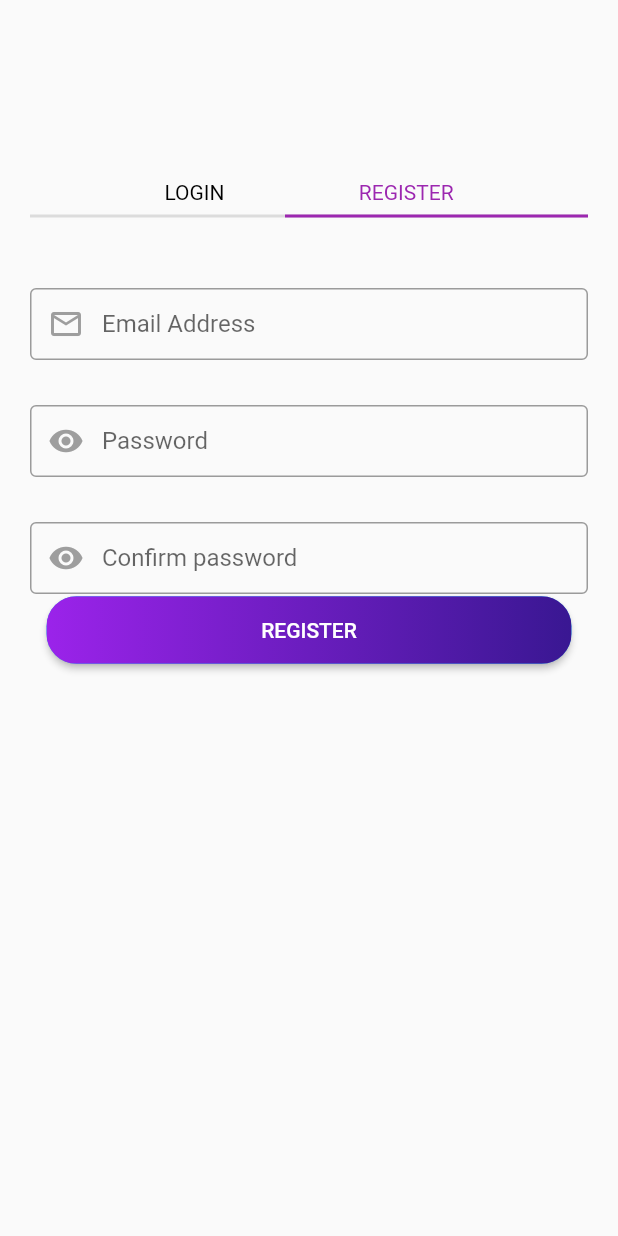
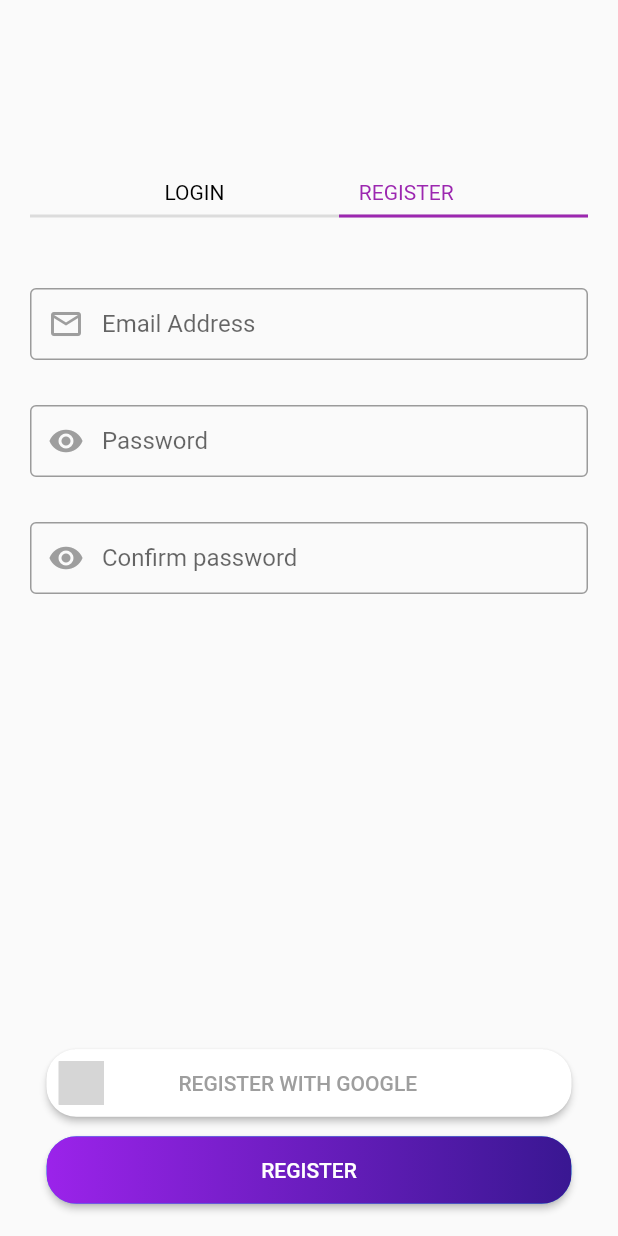
Before and after one commit to Giacomopanattoni/subscription-manager, a Flutter app: the LoginScreen screen opened by its route, after a tap on "REGISTER", on a phone screen of 412 x 824 dp. Run offline on Flutter 3.47's test engine with Material 2 defaults, Android fonts, the phone set to English and light mode, and no system bars; our stand-ins replace firebase_auth, firebase_core, flutter_svg, google_sign_in, shared_preferences; accounts and stored records are empty; grey boxes are pictures that could not be loaded.

Commit message:
Added elevatedButtonCustom and socialButtonCustom Added general improvements to loginScreen

```diff
--- a/subscription_app/lib/screens/login_screen.dart
+++ b/subscription_app/lib/screens/login_screen.dart
@@ -1,8 +1,11 @@
 import 'package:flutter/cupertino.dart';
 import 'package:flutter/material.dart';
+import 'package:subscription_app/services/authentication.dart';
+import 'package:subscription_app/widgets/elevatedButtonCutom.dart';
+import 'package:subscription_app/widgets/socialButtonCustom.dart';
 import 'package:subscription_app/widgets/textFormFieldCustom.dart';
-import 'package:flutter_svg/flutter_svg.dart';
 import 'package:subscription_app/constants/style.dart';
+import 'package:subscription_app/screens/home_screen.dart';
 
 class LoginScreen extends StatefulWidget {
   static const String id = 'login_screen';
@@ -12,11 +15,14 @@ class LoginScreen extends StatefulWidget {
 }
 
 class _LoginScreenState extends State<LoginScreen> {
-  final emailController = TextEditingController();
-  final passwordController = TextEditingController();
+  final formKey = GlobalKey<FormState>();
+  final emailLoginController = TextEditingController();
+  final emailRegisterController = TextEditingController();
+  final passwordRegisterController = TextEditingController();
+  final passwordLoginController = TextEditingController();
   final confirmPasswordController = TextEditingController();
-  double endIndentDivider;
-  double indentDivider;
+  Color dividerLoginColor;
+  Color dividerRegisterColor;
   bool isLogin;
   Color colorRegText;
   Color colorLogText;
@@ -24,11 +30,36 @@ class _LoginScreenState extends State<LoginScreen> {
   void switchLogReg(bool screenState) {
     setState(() {
       isLogin = screenState;
-      endIndentDivider = isLogin ? 170 : 0;
-      indentDivider = isLogin ? 0 : 170;
+      dividerLoginColor = isLogin ? kColorPrimary : Colors.transparent;
+      dividerRegisterColor = isLogin ? Colors.transparent : kColorPrimary;
       colorLogText = isLogin ? kColorPrimary : kTextColorDark;
       colorRegText = isLogin ? kTextColorDark : kColorPrimary;
     });
+  }
+
+  void doLogin() async {
+    String email = emailLoginController.text;
+    String password = passwordLoginController.text;
+    const _clientSecret = 'bVQwHIHugs8ZJl8PWVmd2taJ8297lQBW6ODrJIoF';
+    const _clientId = '3';
+    const _grantType = 'password';
+
+    if (formKey.currentState.validate()) {
+      dynamic params = {
+        'username': email,
+        'password': password,
+        'client_secret': _clientSecret,
+        'client_id': _clientId,
+        'grant_type': _grantType,
+      };
+      final auth = Authentication();
+      bool isLoginOk = await auth.login(params);
+      if (isLoginOk) {
+        Navigator.pushReplacementNamed(context, HomeScreen.id);
+      }
+      print('isLoginOk');
+      print(isLoginOk);
+    }
   }
 
   @override
@@ -44,7 +75,7 @@ class _LoginScreenState extends State<LoginScreen> {
         TextFormFieldCustom(
           hintText: 'Email Address',
           icon: Icons.email_outlined,
-          textController: emailController,
+          textController: emailLoginController,
           obscureText: false,
         ),
         SizedBox(
@@ -53,56 +84,8 @@ class _LoginScreenState extends State<LoginScreen> {
         TextFormFieldCustom(
           hintText: 'Password',
           icon: Icons.remove_red_eye_sharp,
-          textController: passwordController,
+          textController: passwordLoginController,
           obscureText: true,
-        ),
-        ElevatedButton(
-          onPressed: () {},
-          style: ElevatedButton.styleFrom(
-              primary: Colors.white,
-              padding: EdgeInsets.zero,
-              shape: RoundedRectangleBorder(
-                  borderRadius: BorderRadius.circular(20))),
-          child: Container(
-            width: 350,
-            height: 45,
-            child: Row(
-              children: [
-                SvgPicture.asset(
-                  'images/googleicon.svg',
-                  width: 30,
-                  height: 30,
-                ),
-                Text(
-                  'LOGIN WITH GOOGLE',
-                  style: TextStyle(
-                    color: kTextColorLight,
-                  ),
-                ),
-              ],
-            ),
-          ),
-        ),
-        ElevatedButton(
-          onPressed: () {},
-          style: ElevatedButton.styleFrom(
-              padding: EdgeInsets.zero,
-              shape: RoundedRectangleBorder(
-                  borderRadius: BorderRadius.circular(20))),
-          child: Ink(
-            decoration: BoxDecoration(
-                gradient: LinearGradient(
-                    colors: [Color(0xff9b23ea), Color(0xff391792)]),
-                borderRadius: BorderRadius.circular(20)),
-            child: Container(
-              width: 350,
-              height: 45,
-              alignment: Alignment.center,
-              child: Text(
-                'LOGIN',
-              ),
-            ),
-          ),
         ),
       ],
     );
@@ -111,7 +94,7 @@ class _LoginScreenState extends State<LoginScreen> {
         TextFormFieldCustom(
           hintText: 'Email Address',
           icon: Icons.email_outlined,
-          textController: emailController,
+          textController: emailRegisterController,
           obscureText: false,
         ),
         SizedBox(
@@ -120,7 +103,7 @@ class _LoginScreenState extends State<LoginScreen> {
         TextFormFieldCustom(
           hintText: 'Password',
           icon: Icons.remove_red_eye_sharp,
-          textController: passwordController,
+          textController: passwordRegisterController,
           obscureText: true,
         ),
         SizedBox(
@@ -132,27 +115,31 @@ class _LoginScreenState extends State<LoginScreen> {
           textController: confirmPasswordController,
           obscureText: true,
         ),
-        ElevatedButton(
-          onPressed: () {},
-          style: ElevatedButton.styleFrom(
-              padding: EdgeInsets.zero,
-              shape: RoundedRectangleBorder(
-                  borderRadius: BorderRadius.circular(20))),
-          child: Ink(
-            decoration: BoxDecoration(
-                gradient: LinearGradient(
-                    colors: [Color(0xff9b23ea), Color(0xff391792)]),
-                borderRadius: BorderRadius.circular(20)),
-            child: Container(
-              width: 350,
-              height: 45,
-              alignment: Alignment.center,
-              child: Text(
-                'REGISTER',
+      ],
+    );
+
+    final registerButtons = Column(
+      children: <Widget>[
+        SocialButtonCustom(
+            textButton: 'REGISTER WITH GOOGLE',
+            svgIconPath: 'images/googleicon.svg',
+            onPress: () {}),
+        SizedBox(
+          height: 10,
         ),
+        ElevatedButtonCustom(textButton: 'REGISTER', onPress: () {})
+      ],
+    );
+    final loginButtons = Column(
+      children: <Widget>[
+        SocialButtonCustom(
+            textButton: 'LOGIN WITH GOOGLE',
+            svgIconPath: 'images/googleicon.svg',
+            onPress: () {}),
+        SizedBox(
+          height: 10,
         ),
-          ),
-        ),
+        ElevatedButtonCustom(textButton: 'LOGIN', onPress: doLogin)
       ],
     );
 
@@ -160,6 +147,9 @@ class _LoginScreenState extends State<LoginScreen> {
       body: SafeArea(
         child: Padding(
           padding: const EdgeInsets.all(20.0),
+          child: Column(
+            children: <Widget>[
+              Expanded(
                 child: SingleChildScrollView(
                   child: Column(
                     children: <Widget>[
@@ -191,23 +181,32 @@ class _LoginScreenState extends State<LoginScreen> {
                       ),
                       Stack(
                         children: <Widget>[
+                          Divider(thickness: 2),
                           Divider(
                             thickness: 2,
+                            endIndent: MediaQuery.of(context).size.width / 2,
+                            color: dividerLoginColor,
                           ),
                           Divider(
                             thickness: 2,
-                      endIndent: endIndentDivider,
-                      indent: indentDivider,
-                      color: kColorPrimary,
+                            indent: MediaQuery.of(context).size.width / 2,
+                            color: dividerRegisterColor,
                           )
                         ],
                       ),
                       SizedBox(
                         height: 40,
                       ),
-                isLogin ? login : register,
+                      Form(
+                        key: formKey,
+                        child: isLogin ? login : register,
+                      ),
                     ],
                   ),
+                ),
+              ),
+              isLogin ? loginButtons : registerButtons,
+            ],
           ),
         ),
       ),
--- a/subscription_app/lib/services/api.dart
+++ b/subscription_app/lib/services/api.dart
@@ -5,7 +5,7 @@ import 'package:shared_preferences/shared_preferences.dart';
 class Api {
   String path;
 
-  final String _baseUrl = "10.0.2.2";
+  final String _baseUrl = '162.55.47.190';
 
   Api({this.path});
 
--- /dev/null
+++ b/subscription_app/lib/widgets/elevatedButtonCutom.dart
@@ -0,0 +1,35 @@
+import 'package:flutter/material.dart';
+
+class ElevatedButtonCustom extends StatelessWidget {
+  final String textButton;
+  final VoidCallback onPress;
+
+  const ElevatedButtonCustom(
+      {@required this.textButton, @required this.onPress})
+      : assert(textButton != null),
+        assert(onPress != null);
+  @override
+  Widget build(BuildContext context) {
+    return ElevatedButton(
+      onPressed: onPress,
+      style: ElevatedButton.styleFrom(
+          padding: EdgeInsets.zero,
+          shape:
+              RoundedRectangleBorder(borderRadius: BorderRadius.circular(20))),
+      child: Ink(
+        decoration: BoxDecoration(
+            gradient:
+                LinearGradient(colors: [Color(0xff9b23ea), Color(0xff391792)]),
+            borderRadius: BorderRadius.circular(20)),
+        child: Container(
+          width: 350,
+          height: 45,
+          alignment: Alignment.center,
+          child: Text(
+            textButton,
+          ),
+        ),
+      ),
+    );
+  }
+}
--- /dev/null
+++ b/subscription_app/lib/widgets/socialButtonCustom.dart
@@ -0,0 +1,51 @@
+import 'package:flutter/material.dart';
+import 'package:flutter_svg/flutter_svg.dart';
+import 'package:subscription_app/constants/style.dart';
+
+class SocialButtonCustom extends StatelessWidget {
+  final String textButton;
+  final String svgIconPath;
+  final VoidCallback onPress;
+
+  const SocialButtonCustom(
+      {@required this.textButton,
+      @required this.svgIconPath,
+      @required this.onPress})
+      : assert(textButton != null),
+        assert(svgIconPath != null),
+        assert(onPress != null);
+  @override
+  Widget build(BuildContext context) {
+    return ElevatedButton(
+      onPressed: onPress,
+      style: ElevatedButton.styleFrom(
+          primary: Colors.white,
+          padding: EdgeInsets.zero,
+          shape:
+              RoundedRectangleBorder(borderRadius: BorderRadius.circular(20))),
+      child: Container(
+        width: 350,
+        height: 45,
+        padding: EdgeInsets.all(8),
+        child: Row(
+          children: [
+            SvgPicture.asset(
+              svgIconPath,
+              width: 30,
+              height: 30,
+            ),
+            SizedBox(
+              width: 50,
+            ),
+            Text(
+              textButton,
+              style: TextStyle(
+                color: kTextColorLight,
+              ),
+            ),
+          ],
+        ),
+      ),
+    );
+  }
+}
```
Lines whose indentation alone changed are shown as unchanged.
